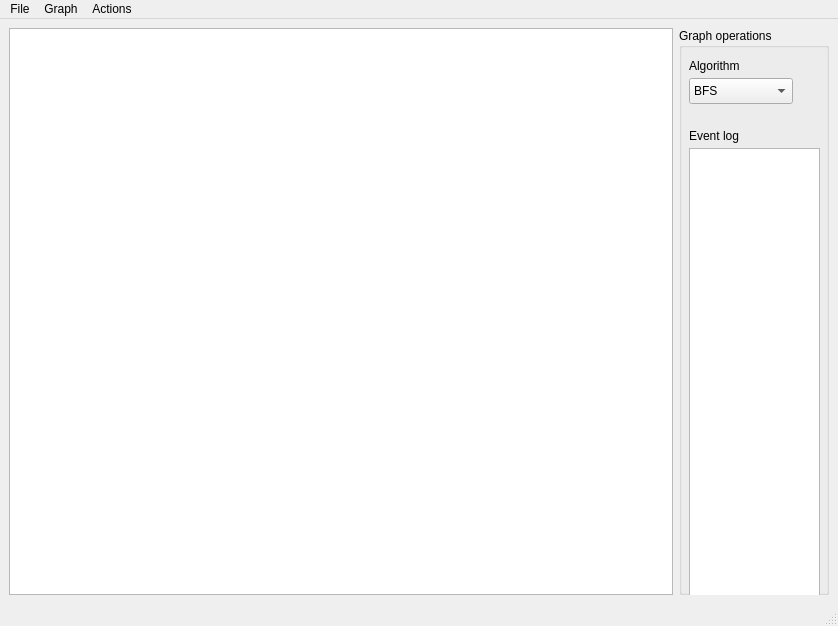
Old version of the form mainwindow.ui in the repository darthdeus/graphite-gui.
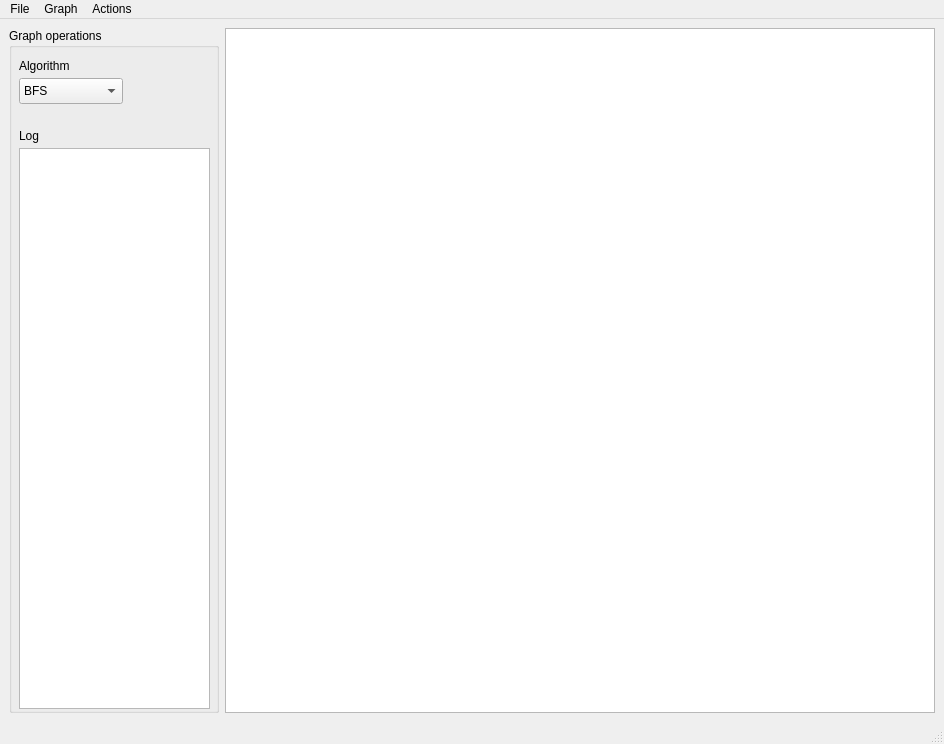
New version of the form.

Diff of the .ui file:
```diff
--- a/mainwindow.ui
+++ b/mainwindow.ui
@@ -6,8 +6,8 @@
    <rect>
     <x>0</x>
     <y>0</y>
-    <width>838</width>
-    <height>626</height>
+    <width>944</width>
+    <height>744</height>
    </rect>
   </property>
   <property name="windowTitle">
@@ -15,23 +15,20 @@
   </property>
   <widget class="QWidget" name="centralwidget">
    <layout class="QHBoxLayout" name="horizontalLayout">
-    <item>
-     <widget class="QGraphicsView" name="graphicsView"/>
-    </item>
     <item>
      <widget class="QGroupBox" name="groupBox">
       <property name="enabled">
        <bool>true</bool>
       </property>
       <property name="sizePolicy">
-       <sizepolicy hsizetype="Preferred" vsizetype="Preferred">
+       <sizepolicy hsizetype="Fixed" vsizetype="Preferred">
         <horstretch>0</horstretch>
         <verstretch>0</verstretch>
        </sizepolicy>
       </property>
       <property name="minimumSize">
        <size>
-        <width>150</width>
+        <width>210</width>
         <height>0</height>
        </size>
       </property>
@@ -43,10 +40,15 @@
         <rect>
          <x>10</x>
          <y>120</y>
-         <width>131</width>
-         <height>451</height>
+         <width>191</width>
+         <height>561</height>
         </rect>
        </property>
+       <property name="font">
+        <font>
+         <pointsize>7</pointsize>
+        </font>
+       </property>
        <property name="readOnly">
         <bool>false</bool>
        </property>
@@ -104,11 +106,14 @@
         </rect>
        </property>
        <property name="text">
-        <string>Event log</string>
+        <string>Log</string>
        </property>
       </widget>
      </widget>
     </item>
+    <item>
+     <widget class="QGraphicsView" name="graphicsView"/>
+    </item>
    </layout>
   </widget>
   <widget class="QMenuBar" name="menubar">
@@ -116,7 +121,7 @@
     <rect>
      <x>0</x>
      <y>0</y>
-     <width>838</width>
+     <width>944</width>
      <height>21</height>
     </rect>
    </property>
```
Left out of the diff: 2 changed lines with no effect on the pictures.
